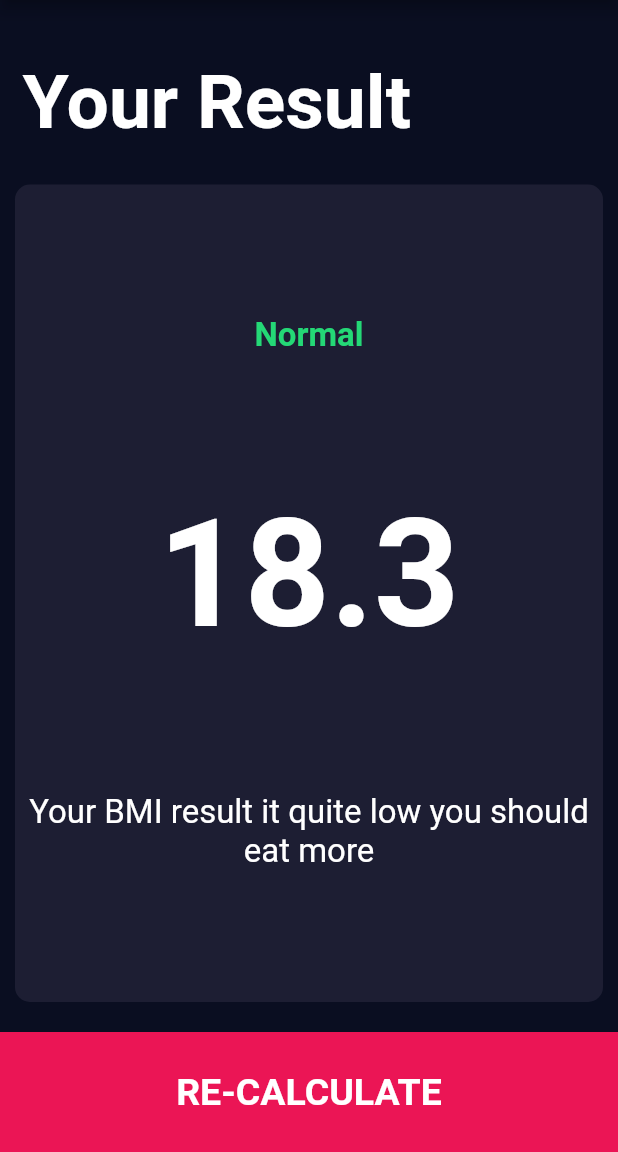
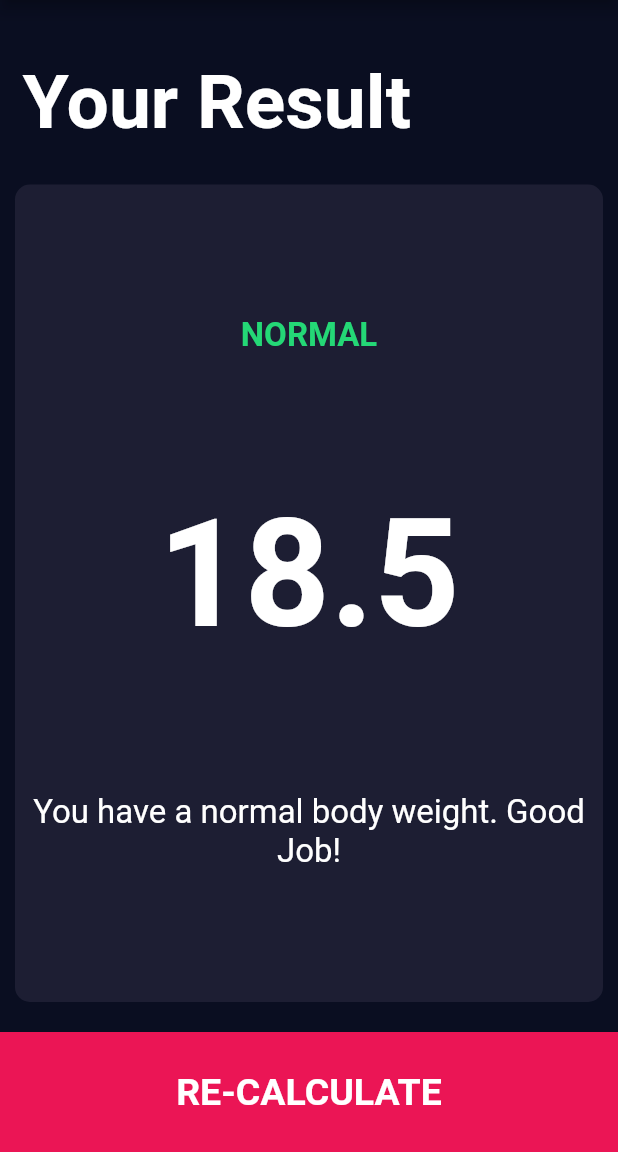
Before and after one commit to prashantsumfactor/bmiCalculator, a Flutter app: the screen it shows after launch, after a tap on "CALCULATE", on a phone screen of 412 x 824 dp, the part 84-1236 px from its top. Run offline on Flutter 3.47's test engine with Material 2 defaults, Android fonts, the phone set to English and light mode, and no system bars; our stand-ins replace font_awesome_flutter.

Commit message:
result page done

```diff
--- a/lib/component/bottom_button.dart
+++ b/lib/component/bottom_button.dart
@@ -3,7 +3,7 @@ import '../constant.dart';
 
 class BottomButton extends StatelessWidget {
 
-  BottomButton({required this.buttonTitle, required this.onTap});
+  const BottomButton({super.key, required this.buttonTitle, required this.onTap});
 
   final String buttonTitle;
   final GestureTapCallback onTap;
--- /dev/null
+++ b/lib/screens/calculate_brain.dart
@@ -0,0 +1,34 @@
+import 'dart:math';
+
+class CalculatorBrain {
+  final int height;
+  final int weight;
+  late final double _bmi;
+
+  CalculatorBrain( {required this.height, required this.weight});
+
+  String calculateBMI() {
+    _bmi = weight / pow(height / 100, 2);
+    return _bmi.toStringAsFixed(1);
+  }
+
+  String getResult() {
+    if (_bmi >= 25) {
+      return 'Over-Weight';
+    } else if (_bmi > 18.5) {
+      return 'Normal';
+    } else {
+      return 'Under-Weight';
+    }
+  }
+
+  String getInterpretation(){
+    if (_bmi >= 25) {
+      return 'You have a higher than normal body weight. Try to exercise more.';
+    } else if (_bmi > 18.5) {
+      return 'You have a normal body weight. Good Job!';
+    } else {
+      return 'You have a lower than normal body weight. You can eat a bit more.';
+    }
+  }
+}
--- a/lib/screens/inout_page.dart
+++ b/lib/screens/inout_page.dart
@@ -6,6 +6,7 @@ import '../constant.dart';
 import 'result_page.dart';
 import '../component/bottom_button.dart';
 import '../component/roundIcon_button.dart';
+import 'calculate_brain.dart';
 
 class InputPage extends StatefulWidget {
   const InputPage({super.key});
@@ -100,9 +101,9 @@ class _MyHomePageState extends State<InputPage> {
                         inactiveTrackColor: kInActiveSliderColor,
                         overlayColor: kSliderThumbOverlayColor,
                         thumbShape:
-                            RoundSliderThumbShape(enabledThumbRadius: 15.0),
+                            const RoundSliderThumbShape(enabledThumbRadius: 15.0),
                         overlayShape:
-                            RoundSliderOverlayShape(overlayRadius: 30.0),
+                            const RoundSliderOverlayShape(overlayRadius: 30.0),
                         thumbColor: kSliderThumbColor,
                       ),
                       child: Slider(
@@ -211,7 +212,12 @@ class _MyHomePageState extends State<InputPage> {
             ],
           )),
           BottomButton(buttonTitle: 'CALCULATE',onTap: (){
-            Navigator.push(context, MaterialPageRoute(builder: (context) => const ResultPage()));
+            CalculatorBrain calBrain = CalculatorBrain(height: height, weight: weight);
+            Navigator.push(context, MaterialPageRoute(builder: (context) => ResultPage(
+              bmiResult: calBrain.calculateBMI(),
+              resultText: calBrain.getResult(),
+              interpretation: calBrain.getInterpretation(),
+            )));
           },),
         ],
       ),
--- a/lib/screens/result_page.dart
+++ b/lib/screens/result_page.dart
@@ -4,7 +4,14 @@ import 'package:flutter/material.dart';
 import '../component/reusable_card.dart';
 
 class ResultPage extends StatelessWidget {
-  const ResultPage({Key? key}) : super(key: key);
+  final String bmiResult;
+  final String resultText;
+  final String interpretation;
+
+  const ResultPage(
+      {required this.bmiResult,
+      required this.resultText,
+      required this.interpretation});
 
   @override
   Widget build(BuildContext context) {
@@ -34,19 +41,22 @@ class ResultPage extends StatelessWidget {
               child: Column(
                 mainAxisAlignment: MainAxisAlignment.spaceEvenly,
                 crossAxisAlignment: CrossAxisAlignment.center,
-                children: const [
+                children: [
                   Text(
-                    'Normal',
+                    resultText.toUpperCase(),
                     style: kResultTextStyle,
                   ),
                   Text(
-                    '18.3',
+                    bmiResult,
                     style: kBMITextStyle,
                   ),
-                  Text(
-                    'Your BMI result it quite low you should eat more',
-                    textAlign: TextAlign.center,
-                    style: kBodyTextStyle,
+                  Container(
+                    padding: const EdgeInsets.only(left: 10.0, right: 10.0),
+                    child: Text(
+                      interpretation,
+                      textAlign: TextAlign.center,
+                      style: kBodyTextStyle,
+                    ),
                   ),
                 ],
               ),
```
